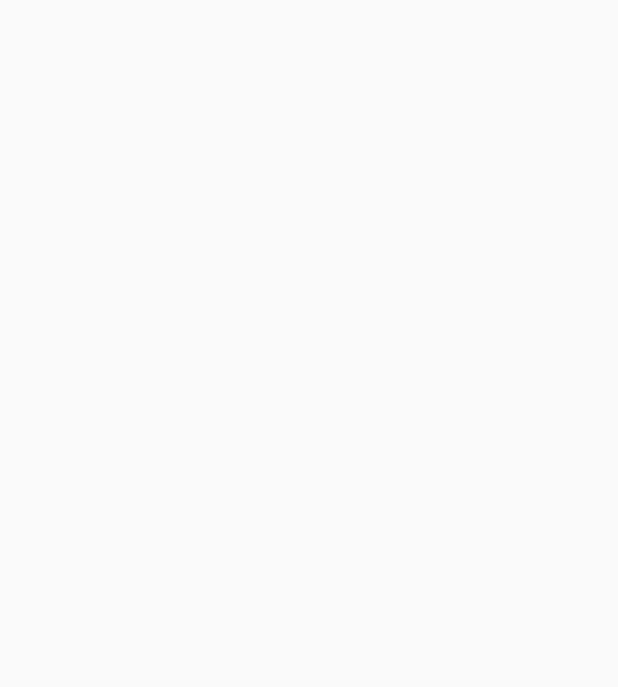
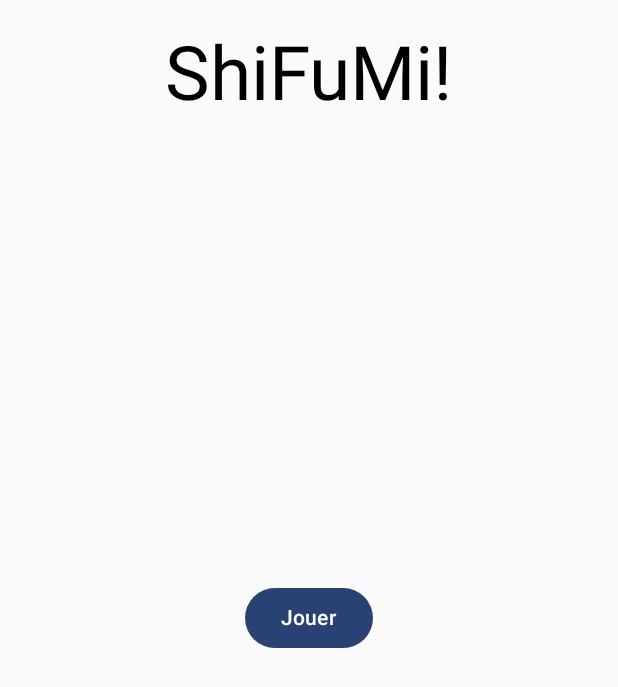
Before and after one commit to ntilleul/R4A11_Project, an Android app built with Jetpack Compose: the screen it shows after launch (MainActivity), on a phone screen of 412 x 824 dp. Before the commit the part shown is empty. Shown: the top 687 px of the screen. Run offline under Robolectric (Android 15) with nearby library versions, the phone set to English and light mode, and no system bars.

Commit message:
Make navigation work to roam between the two pages

```diff
--- a/app/src/main/java/com/example/shifumi/MainActivity.kt
+++ b/app/src/main/java/com/example/shifumi/MainActivity.kt
@@ -1,5 +1,6 @@
 package com.example.shifumi
 
+import android.content.Context
 import android.os.Bundle
 import androidx.activity.ComponentActivity
 import androidx.activity.compose.setContent
@@ -8,18 +9,18 @@ import androidx.compose.foundation.layout.Box
 import androidx.compose.foundation.layout.fillMaxSize
 import androidx.compose.foundation.layout.padding
 import androidx.compose.material3.Button
-import androidx.compose.material3.Scaffold
 import androidx.compose.material3.Text
 import androidx.compose.runtime.Composable
 import androidx.compose.ui.Alignment
 import androidx.compose.ui.Modifier
 import androidx.compose.ui.res.stringResource
 import androidx.compose.ui.text.TextStyle
-import androidx.compose.ui.tooling.preview.Preview
 import androidx.compose.ui.unit.dp
 import androidx.compose.ui.unit.sp
 import androidx.navigation.NavController
-import androidx.navigation.NavHost
+import androidx.navigation.NavHostController
+import androidx.navigation.compose.NavHost
+import androidx.navigation.compose.composable
 import androidx.navigation.compose.rememberNavController
 import com.example.shifumi.ui.theme.ShiFuMiTheme
 
@@ -29,9 +30,17 @@ class MainActivity : ComponentActivity() {
         enableEdgeToEdge()
         setContent {
             ShiFuMiTheme {
-                // TODO
+                App();
             }
         }
+    }
+}
+
+@Composable
+fun App(navController: NavHostController = rememberNavController()) {
+    NavHost(navController = navController, startDestination = "title_screen") {
+        composable("title_screen") { TitleScreen(navController) }
+        composable("game_screen") { GameScreen(navController) }
     }
 }
 
@@ -72,6 +81,15 @@ fun GameScreen(navController: NavController) {
                 .padding(top = 20.dp),
             style = TextStyle(fontSize = 40.sp)
         )
+        Button(
+            onClick = {
+                navController.navigate("title_screen")
+            },
+            modifier = Modifier
+                .align(Alignment.Center)
+        ) {
+            Text(text = stringResource(R.string.Menu_Home))
+        }
     }
 }
 
--- a/app/src/main/res/values/strings.xml
+++ b/app/src/main/res/values/strings.xml
@@ -3,4 +3,5 @@
     <string name="title_title_screen">ShiFuMi!</string>
     <string name="jouer">Jouer</string>
     <string name="shake">SHAKE!</string>
+    <string name="Menu_Home">Menu Home</string>
 </resources>
```
